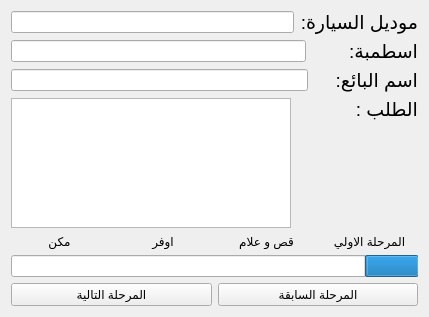
Old version of the form product.ui in the repository xman199775/jeanscar.
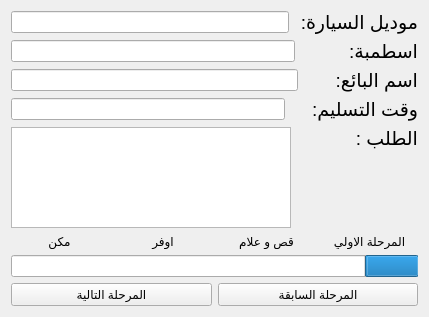
New version of the form. Icons and pictures are not drawn.

The edit to the form file:
```diff
--- a/product.ui
+++ b/product.ui
@@ -35,7 +35,7 @@
         </font>
        </property>
        <property name="text">
-        <string>موديل السيارة:</string>
+        <string>موديل السيارة: </string>
        </property>
        <property name="alignment">
         <set>Qt::AlignLeading|Qt::AlignLeft|Qt::AlignTop</set>
@@ -61,7 +61,7 @@
         </font>
        </property>
        <property name="text">
-        <string>اسطمبة:       </string>
+        <string>اسطمبة:         </string>
        </property>
        <property name="alignment">
         <set>Qt::AlignLeading|Qt::AlignLeft|Qt::AlignTop</set>
@@ -83,7 +83,29 @@
         </font>
        </property>
        <property name="text">
-        <string>اسم البائع:    </string>
+        <string>اسم البائع:      </string>
+       </property>
+       <property name="alignment">
+        <set>Qt::AlignLeading|Qt::AlignLeft|Qt::AlignTop</set>
+       </property>
+      </widget>
+     </item>
+    </layout>
+   </item>
+   <item>
+    <layout class="QHBoxLayout" name="horizontalLayout_6">
+     <item>
+      <widget class="QLineEdit" name="time"/>
+     </item>
+     <item>
+      <widget class="QLabel" name="label_9">
+       <property name="font">
+        <font>
+         <pointsize>14</pointsize>
+        </font>
+       </property>
+       <property name="text">
+        <string>وقت التسليم:    </string>
        </property>
        <property name="alignment">
         <set>Qt::AlignLeading|Qt::AlignLeft|Qt::AlignTop</set>
```
